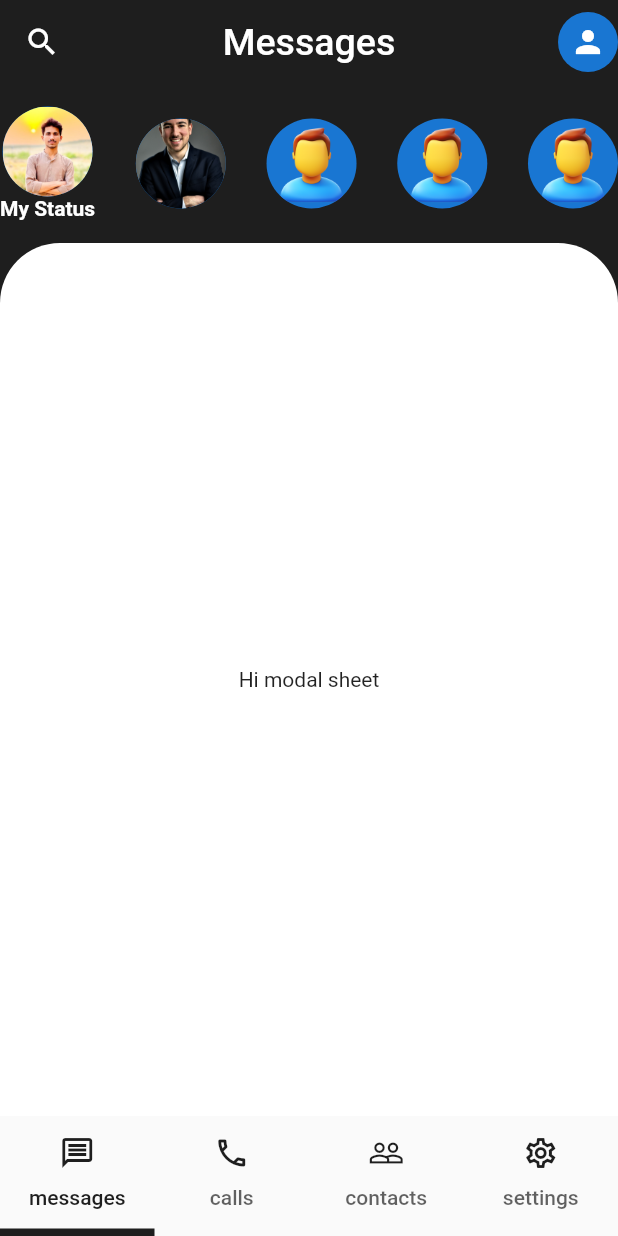
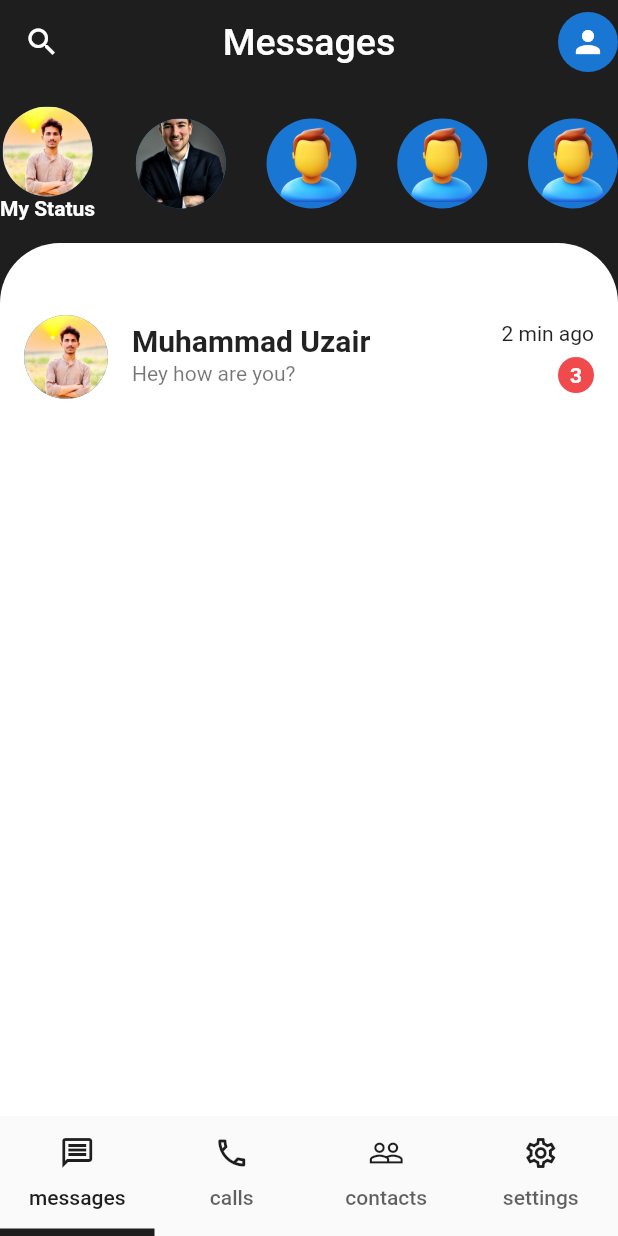
Before and after one commit to m67uzair/chat-app-flutter, a Flutter app: the screen it shows once a user with an empty profile is signed in, on a phone screen of 412 x 824 dp. Run offline on Flutter 3.47's test engine with Material 2 defaults, Android fonts, the phone set to English and light mode, and no system bars; our stand-ins replace firebase_auth, firebase_core, form_field_validator, modal_bottom_sheet; accounts and stored records are empty; Roboto replaces fonts that are missing (caros).

Commit message:
completed inbox screen, refactoring remaining

```diff
--- a/lib/auth_page.dart
+++ b/lib/auth_page.dart
@@ -1,6 +1,6 @@
-import 'package:chat_app_flutter/sign_up_screen.dart';
+import 'package:chat_app_flutter/screens/sign_up_screen.dart';
 import 'package:flutter/material.dart';
-import 'package:chat_app_flutter/login_screen.dart';
+import 'package:chat_app_flutter/screens/login_screen.dart';
 
 class AuthPage extends StatefulWidget {
   const AuthPage({super.key});
--- a/lib/main.dart
+++ b/lib/main.dart
@@ -4,7 +4,7 @@ import 'package:firebase_core/firebase_core.dart';
 import 'package:flutter/material.dart';
 
 import 'auth_page.dart';
-import 'home_screen.dart';
+import 'screens/home_screen.dart';
 
 void main() async {
   WidgetsFlutterBinding.ensureInitialized();
--- a/lib/home_screen.dart
+++ b/lib/screens/home_screen.dart
@@ -68,21 +68,21 @@ class _HomeScreenState extends State<HomeScreen> {
                             )
                           ],
                         ),
-                        CircleAvatar(
+                        const CircleAvatar(
                           radius: 30,
                           backgroundImage: AssetImage("assets/images/man.jpg"),
                         ),
-                        CircleAvatar(
+                        const CircleAvatar(
                           radius: 30,
                           backgroundImage:
                               AssetImage("assets/images/profilePicture.png"),
                         ),
-                        CircleAvatar(
+                        const CircleAvatar(
                           radius: 30,
                           backgroundImage:
                               AssetImage("assets/images/profilePicture.png"),
                         ),
-                        CircleAvatar(
+                        const CircleAvatar(
                           radius: 30,
                           backgroundImage:
                               AssetImage("assets/images/profilePicture.png"),
@@ -99,16 +99,58 @@ class _HomeScreenState extends State<HomeScreen> {
                           topLeft: Radius.circular(40.0),
                           topRight: Radius.circular(40.0),
                         )),
+                    child: Padding(
+                      padding: const EdgeInsets.only(top: 40),
+                      child: ListView(
+                        children: [
+                          ListTile(
+                            leading: const CircleAvatar(
+                              radius: 28,
+                              backgroundImage:
+                                  AssetImage("assets/images/m_uzair.png"),
+                            ),
+                            title: const Text(
+                              "Muhammad Uzair",
+                              style: TextStyle(
+                                  fontSize: 20, fontWeight: FontWeight.bold),
+                            ),
+                            subtitle: const Text("Hey how are you?"),
+                            trailing: Column(
+                              crossAxisAlignment: CrossAxisAlignment.end,
+                              mainAxisAlignment: MainAxisAlignment.spaceAround,
+                              children: [
+                                const Text("2 min ago"),
+                                Container(
+                                  width: 24,
+                                  height: 24,
+                                  decoration: const BoxDecoration(
+                                      color: Color(0xFFF04A4C),
+                                      shape: BoxShape.circle),
                                   child: const Center(
-                        child: Text("Hi modal sheet"),
-                      )),
+                                    child: Text(
+                                      "3",
+                                      style: TextStyle(
+                                        color: Colors.white,
+                                        fontWeight: FontWeight.bold,
+                                      ),
+                                    ),
+                                  ),
+                                )
+                              ],
+                            ),
+                            onTap: () {},
+                          )
+                        ],
+                      ),
+                    ),
+                  ),
                 ),
               ],
             ),
           ),
-          Container(child: Icon(Icons.directions_transit)),
-          Container(child: Icon(Icons.directions_bike)),
-          Container(child: Icon(Icons.directions_bike)),
+          Container(child: const Icon(Icons.directions_transit)),
+          Container(child: const Icon(Icons.directions_bike)),
+          Container(child: const Icon(Icons.directions_bike)),
         ]),
         bottomNavigationBar: const SizedBox(
           height: 80,
```
Also changed, not shown: pubspec.yaml (+4 -4 lines), lib/screens/chat_screen.dart (added), lib/screens/login_screen.dart (renamed from lib/login_screen.dart), lib/screens/sign_up_screen.dart (renamed from lib/sign_up_screen.dart). Lines whose indentation alone changed are shown as unchanged.
